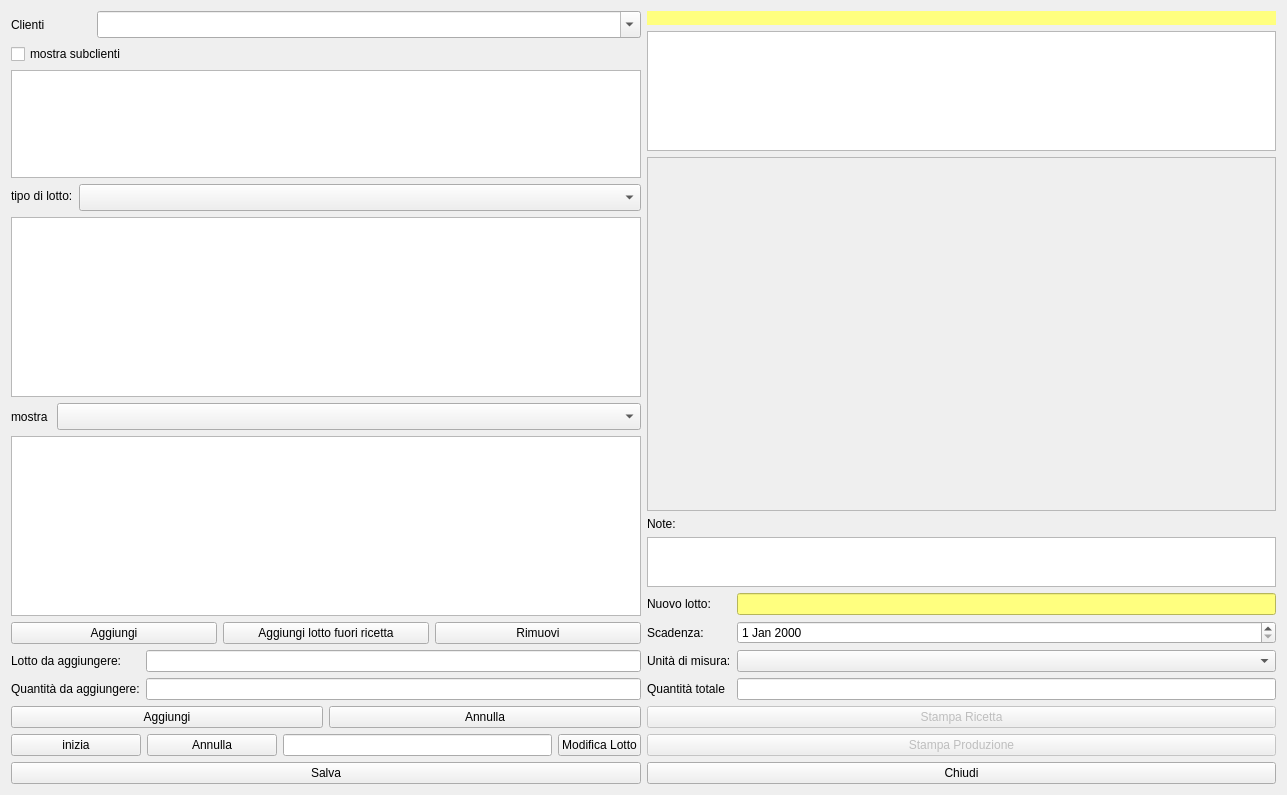
starwork/hamlet-mod-sanremofoods, file hproduction.ui: the form before one commit.
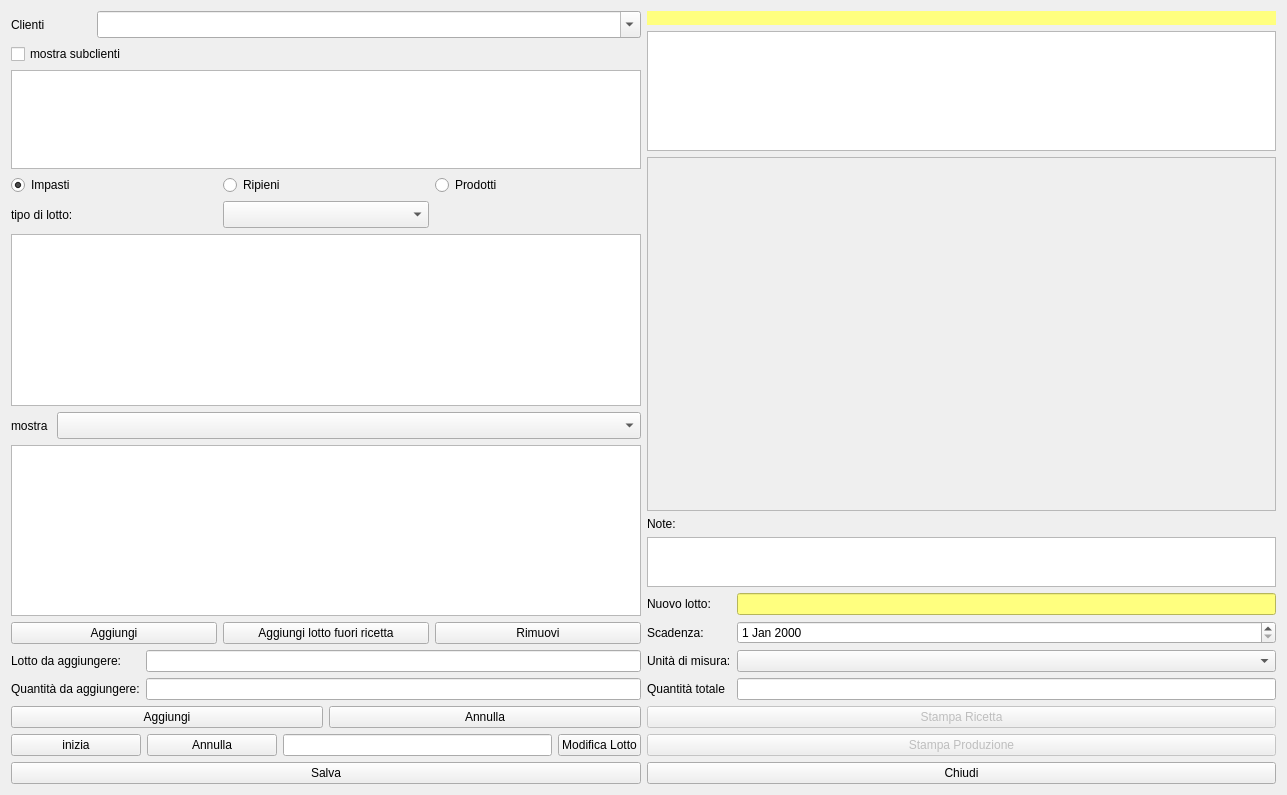
The form after the commit. Icons and pictures are not drawn.

```diff
--- a/hproduction.ui
+++ b/hproduction.ui
@@ -95,8 +95,8 @@
         </widget>
        </item>
        <item>
-        <layout class="QFormLayout" name="formLayout_3">
-         <item row="0" column="0">
+        <layout class="QGridLayout" name="gridLayout">
+         <item row="1" column="0">
           <widget class="QLabel" name="label_6">
            <property name="text">
             <string>tipo di lotto:</string>
@@ -104,6 +104,13 @@
           </widget>
          </item>
          <item row="0" column="1">
+          <widget class="QRadioButton" name="radioButton_2">
+           <property name="text">
+            <string>Ripieni</string>
+           </property>
+          </widget>
+         </item>
+         <item row="1" column="1">
           <widget class="QComboBox" name="cbTipoLotto">
            <property name="font">
             <font>
@@ -112,6 +119,23 @@
            </property>
           </widget>
          </item>
+         <item row="0" column="0">
+          <widget class="QRadioButton" name="radioButton">
+           <property name="text">
+            <string>Impasti</string>
+           </property>
+           <property name="checked">
+            <bool>true</bool>
+           </property>
+          </widget>
+         </item>
+         <item row="0" column="2">
+          <widget class="QRadioButton" name="radioButton_3">
+           <property name="text">
+            <string>Prodotti</string>
+           </property>
+          </widget>
+         </item>
         </layout>
        </item>
        <item>
```
Left out of the diff: 23 changed lines with no effect on the pictures.
